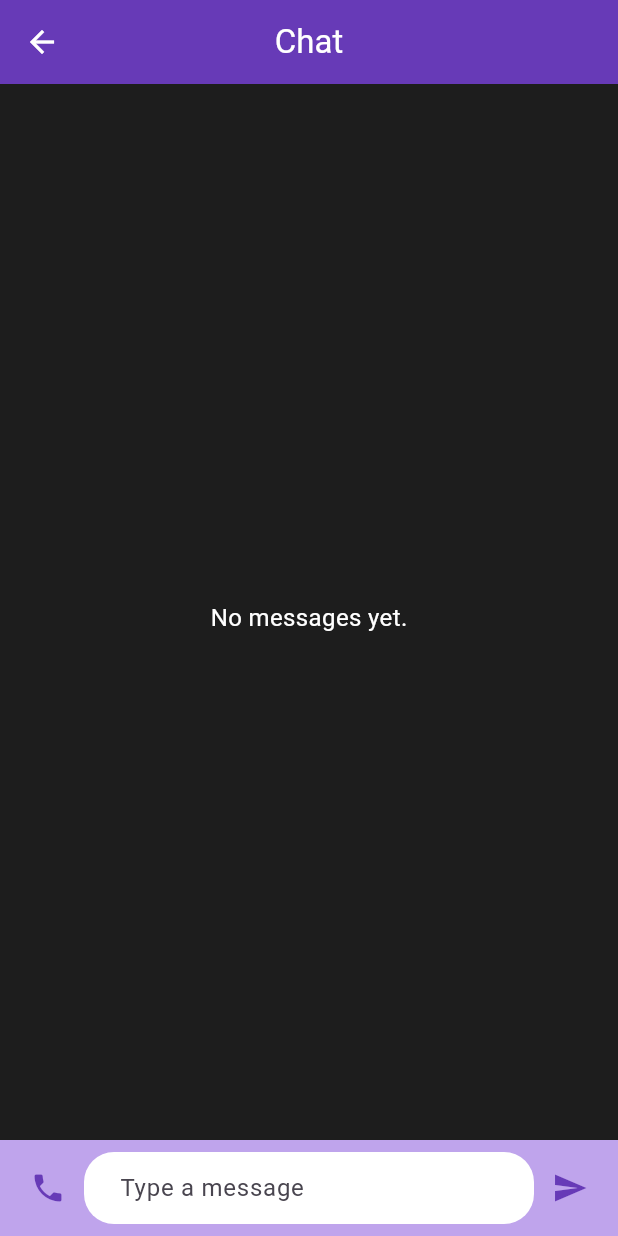
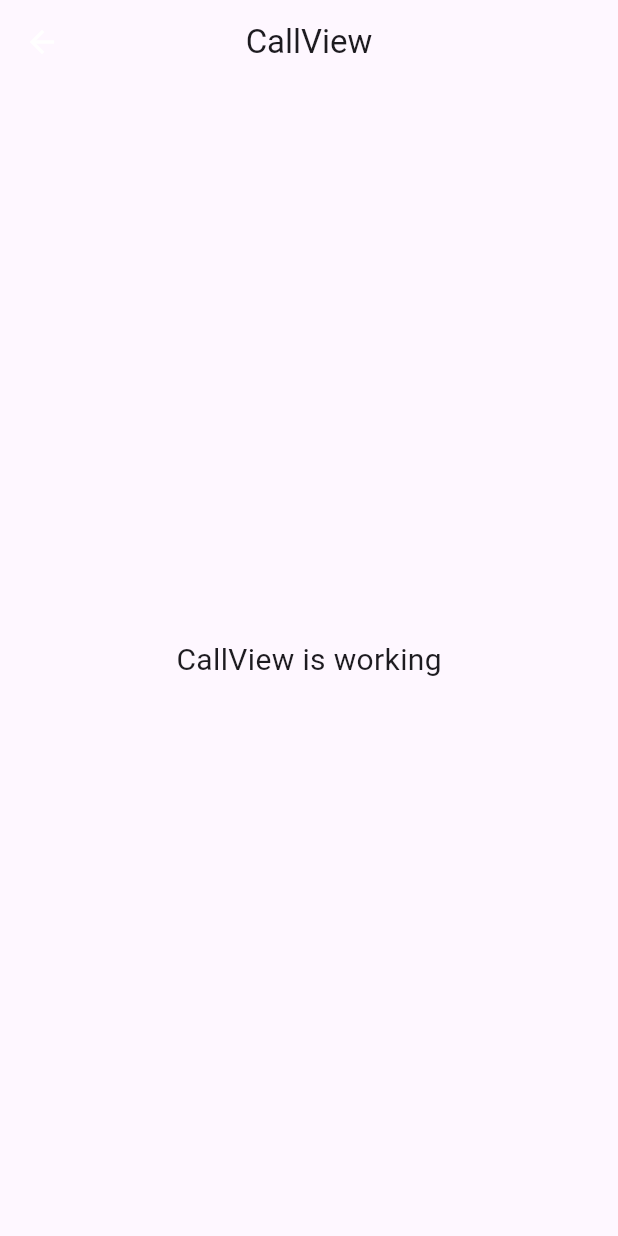
Before and after one commit to Dragorrik/Chat-App, a Flutter app: the ChatView screen opened directly with empty values, after a tap on the "phone" icon, on a phone screen of 412 x 824 dp. Run offline on Flutter 3.47's test engine with Material 3 defaults, Android fonts, the phone set to English and light mode, and no system bars; our stand-ins replace animated_text_kit, cloud_firestore, firebase_auth, firebase_core, get, get_storage and 2 more; accounts and stored records are empty.

Commit message:
Half done

```diff
--- /dev/null
+++ b/lib/app/modules/call/bindings/call_binding.dart
@@ -0,0 +1,12 @@
+import 'package:get/get.dart';
+
+import '../controllers/call_controller.dart';
+
+class CallBinding extends Bindings {
+  @override
+  void dependencies() {
+    Get.lazyPut<CallController>(
+      () => CallController(),
+    );
+  }
+}
--- /dev/null
+++ b/lib/app/modules/call/views/call_view.dart
@@ -0,0 +1,24 @@
+import 'package:flutter/material.dart';
+
+import 'package:get/get.dart';
+
+import '../controllers/call_controller.dart';
+
+class CallView extends GetView<CallController> {
+  const CallView({super.key});
+  @override
+  Widget build(BuildContext context) {
+    return Scaffold(
+      appBar: AppBar(
+        title: const Text('CallView'),
+        centerTitle: true,
+      ),
+      body: const Center(
+        child: Text(
+          'CallView is working',
+          style: TextStyle(fontSize: 20),
+        ),
+      ),
+    );
+  }
+}
--- a/lib/app/modules/chat/controllers/chat_controller.dart
+++ b/lib/app/modules/chat/controllers/chat_controller.dart
@@ -1,6 +1,6 @@
 import 'package:cloud_firestore/cloud_firestore.dart';
+import 'package:firebase_auth/firebase_auth.dart';
 import 'package:get/get.dart';
-import 'package:firebase_auth/firebase_auth.dart';
 
 class ChatController extends GetxController {
   final FirebaseAuth _auth = FirebaseAuth.instance;
@@ -72,4 +72,24 @@ class ChatController extends GetxController {
       Get.snackbar('Error', 'Failed to send message: $e');
     }
   }
+
+  void initiateAudioCall() {
+    Get.toNamed(
+      '/call',
+      arguments: {
+        'channelId': chatId, // Unique channel ID
+        'isVideo': false, // Audio call
+      },
+    );
+  }
+
+  void initiateVideoCall() {
+    Get.toNamed(
+      '/call',
+      arguments: {
+        'channelId': chatId, // Unique channel ID
+        'isVideo': true, // Video call
+      },
+    );
+  }
 }
--- a/lib/app/modules/chat/views/chat_view.dart
+++ b/lib/app/modules/chat/views/chat_view.dart
@@ -16,12 +16,20 @@ class ChatView extends GetView<ChatController> {
         ),
         centerTitle: true,
         backgroundColor: Colors.deepPurple,
+        actions: [
+          IconButton(
+            icon: const Icon(Icons.phone, color: Colors.white),
+            onPressed: controller.initiateAudioCall,
+          ),
+          IconButton(
+            icon: const Icon(Icons.video_call, color: Colors.white),
+            onPressed: controller.initiateVideoCall,
+          ),
+        ],
       ),
       body: Column(
         children: [
-          SizedBox(
-            height: 8,
-          ),
+          const SizedBox(height: 8),
           // Chat Messages
           Expanded(
             child: Obx(() {
@@ -29,7 +37,7 @@ class ChatView extends GetView<ChatController> {
                 return Center(
                   child: Text(
                     "No messages yet.",
-                    style: TextStyle(fontSize: 16, color: Colors.white),
+                    style: const TextStyle(fontSize: 16, color: Colors.white),
                   ),
                 );
               }
@@ -80,17 +88,13 @@ class ChatView extends GetView<ChatController> {
           ),
           // Message Input
           Container(
-            decoration: BoxDecoration(
-              color: const Color.fromARGB(255, 191, 164, 236),
+            decoration: const BoxDecoration(
+              color: Color.fromARGB(255, 191, 164, 236),
             ),
             child: Padding(
               padding: const EdgeInsets.all(8.0),
               child: Row(
                 children: [
-                  IconButton(
-                    icon: const Icon(Icons.phone, color: Colors.deepPurple),
-                    onPressed: () {},
-                  ),
                   Expanded(
                     child: TextField(
                       controller: messageController,
--- a/lib/app/modules/home/views/home_view.dart
+++ b/lib/app/modules/home/views/home_view.dart
@@ -1,5 +1,3 @@
-import 'dart:io';
-
 import 'package:flutter/material.dart';
 import 'package:get/get.dart';
 import 'package:task_type_project/app/modules/login_page/controllers/login_page_controller.dart';
--- a/lib/app/routes/app_pages.dart
+++ b/lib/app/routes/app_pages.dart
@@ -2,6 +2,8 @@ import 'package:get/get.dart';
 
 import '../modules/avatar_page/bindings/avatar_page_binding.dart';
 import '../modules/avatar_page/views/avatar_page_view.dart';
+import '../modules/call/bindings/call_binding.dart';
+import '../modules/call/views/call_view.dart';
 import '../modules/chat/bindings/chat_binding.dart';
 import '../modules/chat/views/chat_view.dart';
 import '../modules/get_started_screen/bindings/get_started_screen_binding.dart';
@@ -67,5 +69,10 @@ class AppPages {
       page: () => const AvatarPageView(),
       binding: AvatarPageBinding(),
     ),
+    GetPage(
+      name: _Paths.CALL,
+      page: () => const CallView(),
+      binding: CallBinding(),
+    ),
   ];
 }
--- a/lib/app/routes/app_routes.dart
+++ b/lib/app/routes/app_routes.dart
@@ -11,6 +11,7 @@ abstract class Routes {
   static const SPLASH_SCREEN = _Paths.SPLASH_SCREEN;
   static const GET_STARTED_SCREEN = _Paths.GET_STARTED_SCREEN;
   static const AVATAR_PAGE = _Paths.AVATAR_PAGE;
+  static const CALL = _Paths.CALL;
 }
 
 abstract class _Paths {
@@ -23,4 +24,5 @@ abstract class _Paths {
   static const SPLASH_SCREEN = '/splash-screen';
   static const GET_STARTED_SCREEN = '/get-started-screen';
   static const AVATAR_PAGE = '/avatar-page';
+  static const CALL = '/call';
 }
```
Also changed, not shown: lib/app/modules/call/controllers/call_controller.dart (added, +23 -0 lines), 1 other file.
